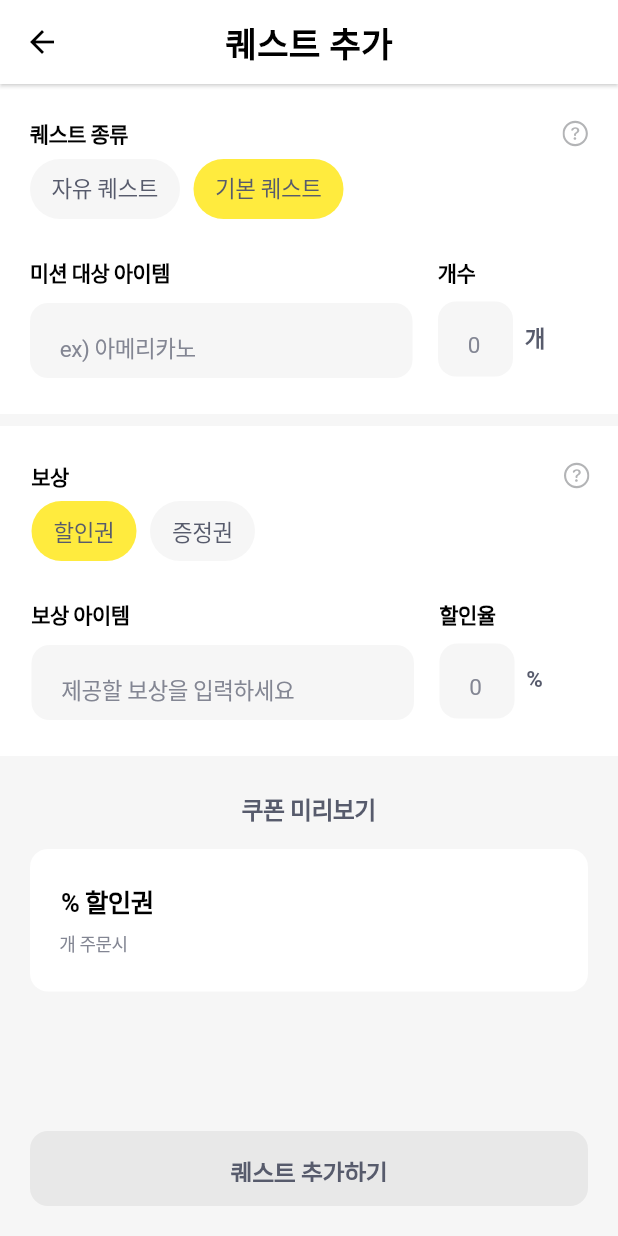
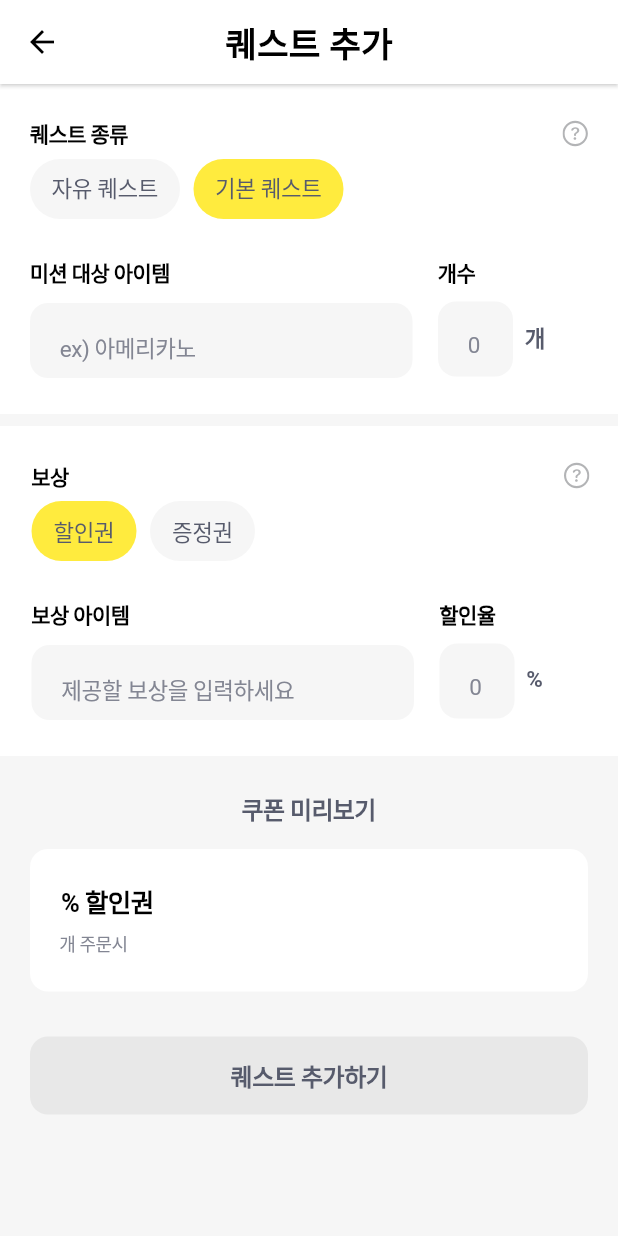
Before and after one commit to TeamFair/meokQ-Boss, a Flutter app: the QuestAddPage screen opened directly, on a phone screen of 412 x 824 dp. Run offline on Flutter 3.47's test engine with Material 3 defaults, Android fonts, the phone set to English and light mode, and no system bars; our stand-ins replace bloc, dartz, dio, dropdown_button2, equatable, firebase_core and 10 more; missing offline and left inert: just_the_tooltip, kakao_flutter_sdk_user; accounts and stored records are empty; generated files the repository leaves out were written again; Roboto replaces fonts that are missing (Pretendard).

Commit message:
[fix] design 수정

```diff
--- a/lib/core/config/const.dart
+++ b/lib/core/config/const.dart
@@ -65,8 +65,8 @@ const rejectList = [
   '직접 입력',
 ];
 
-const restAPIUrl = 'http://43.202.229.190:9090';
-// const restAPIUrl = 'http://43.202.229.190:9091';
+// const restAPIUrl = 'http://43.202.229.190:9090';
+const restAPIUrl = 'http://43.202.229.190:9091';
 
 String imageUrl = '$restAPIUrl/api/open/image/';
 
--- a/lib/presentation/global/challenge_box.dart
+++ b/lib/presentation/global/challenge_box.dart
@@ -25,6 +25,7 @@ class ChallengeBox extends StatelessWidget {
         children: [
           SvgPicture.asset(
             Svgs.challengeButton,
+            width: double.infinity,
           ),
           Padding(
             padding: const EdgeInsets.only(left: 17, top: 18),
--- a/lib/presentation/global/meokq_button.dart
+++ b/lib/presentation/global/meokq_button.dart
@@ -24,9 +24,9 @@ class MeokQButton extends StatelessWidget {
       onTap: canTap ? onTap : () {},
       child: Container(
         width: double.infinity,
-        height: 50,
+        height: 52,
         padding: const EdgeInsets.symmetric(
-          vertical: 16,
+          vertical: 15,
         ),
         clipBehavior: Clip.antiAlias,
         decoration: ShapeDecoration(
--- a/lib/presentation/global/meokq_gray_button.dart
+++ b/lib/presentation/global/meokq_gray_button.dart
@@ -24,9 +24,9 @@ class MeokQGrayButton extends StatelessWidget {
       onTap: canTap ? onTap : () {},
       child: Container(
         width: double.infinity,
-        height: 50,
+        height: 52,
         padding: const EdgeInsets.symmetric(
-          vertical: 16,
+          vertical: 15,
         ),
         clipBehavior: Clip.antiAlias,
         decoration: ShapeDecoration(
--- a/lib/presentation/views/quest/quest_add/quest_add_page.dart
+++ b/lib/presentation/views/quest/quest_add/quest_add_page.dart
@@ -52,9 +52,9 @@ class _QuestAddPageState extends State<QuestAddPage> {
         }),
         child: BlocBuilder<QuestAddBloc, QuestAddState>(
           builder: (context, state) {
-            return Column(
-              crossAxisAlignment: CrossAxisAlignment.center,
-              mainAxisAlignment: MainAxisAlignment.start,
+            return ListView(
+            //   crossAxisAlignment: CrossAxisAlignment.center,
+            //   mainAxisAlignment: MainAxisAlignment.start,
               children: [
                 Container(
                   color: Colors.white,
@@ -134,7 +134,7 @@ class _QuestAddPageState extends State<QuestAddPage> {
                         height: 25,
                       ),
                       SizedBox(
-                        height: 80,
+                        height: 82,
                         child: Row(
                           crossAxisAlignment: CrossAxisAlignment.start,
                           mainAxisAlignment: MainAxisAlignment.start,
@@ -305,7 +305,7 @@ class _QuestAddPageState extends State<QuestAddPage> {
                         height: 25,
                       ),
                       SizedBox(
-                        height: 80,
+                        height: 82,
                         child: Row(
                           crossAxisAlignment: CrossAxisAlignment.start,
                           mainAxisAlignment: MainAxisAlignment.start,
@@ -356,10 +356,12 @@ class _QuestAddPageState extends State<QuestAddPage> {
                 const SizedBox(
                   height: 24,
                 ),
-                Text(
-                  '쿠폰 미리보기',
-                  style: TextS.subtitle1().copyWith(
-                    color: ColorS.gray400,
+                Center(
+                  child: Text(
+                    '쿠폰 미리보기',
+                    style: TextS.subtitle1().copyWith(
+                      color: ColorS.gray400,
+                    ),
                   ),
                 ),
                 const SizedBox(
@@ -397,7 +399,9 @@ class _QuestAddPageState extends State<QuestAddPage> {
                     ),
                   ),
                 ),
-                const Spacer(),
+                const SizedBox(
+                  height: 30,
+                ),
                 Padding(
                   padding: const EdgeInsets.symmetric(horizontal: 20),
                   child: MeokQButton(
```
Also changed, not shown: lib/presentation/global/quest_box.dart (+5 -3 lines).
